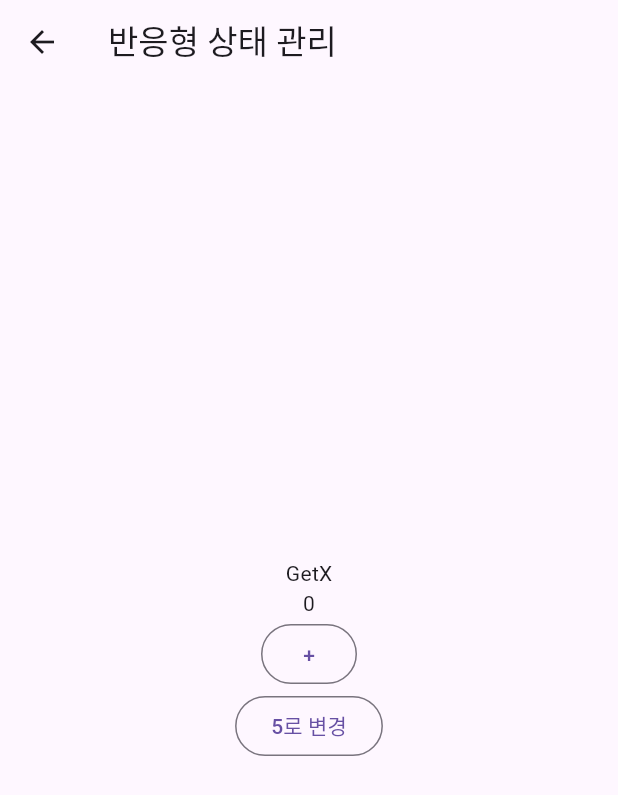
After one commit to pleasemrlostman/flutter_study, a Flutter app: the screen it shows after launch, after a tap on "반응형 상태 관리", on a phone screen of 412 x 824 dp. The commit adds this screen. Shown: the top 795 px of the screen. Run offline on Flutter 3.47's test engine with Material 3 defaults, Android fonts, the phone set to English and light mode, and no system bars; our stand-ins replace get, webview_flutter.

Commit message:
GetX 반응형 두 번째 상태관리

```diff
--- /dev/null
+++ b/lib/controller/count_controller_with_reactive.dart
@@ -0,0 +1,64 @@
+import 'package:get/get.dart';
+
+enum NUM { FIRST, SECOND }
+
+class User {
+  String name;
+  int age;
+  User({required this.name, required this.age});
+}
+
+class CountControllerWithReactive extends GetxController {
+  RxInt count = 0.obs;
+  RxDouble double = 0.0.obs;
+  RxString value = "얍".obs;
+  Rx<NUM> nums = NUM.FIRST.obs;
+  Rx<User> user = User(name: "재훈", age: 33).obs;
+  RxList<String> list = [""].obs;
+  void increase() {
+    count++;
+
+    user(User(name: "재훈", age: 32));
+    user.update((_user) {
+      _user?.name = "얍";
+    });
+
+    // list.addAll();
+    // list.add();
+    // list.addIf(user.value.name==="개발하는 남자", "okay");
+  }
+
+  void putNumber(int number) {
+    count(number);
+  }
+
+  @override
+  void onInit() {
+    // TODO: implement onInit
+    // 매번 값이 변경 될 ㅣ때 마다 호출
+    ever(
+      count,
+      (_) => print("매번 호출"),
+    );
+    once(
+      count,
+      (_) => print("한번만 호출"),
+    );
+    debounce(
+      count,
+      (_) => print("마지막 변경에 한번만 호출"),
+      time: Duration(seconds: 1),
+    );
+    interval(
+      count,
+      (_) => print("변경되는 동안 1초마다 호출"),
+    );
+    super.onInit();
+  }
+
+  @override
+  void onClose() {
+    // TODO: implement onClose
+    super.onClose();
+  }
+}
--- /dev/null
+++ b/lib/page/state/reactive_state_manage_page.dart
@@ -0,0 +1,55 @@
+import 'package:flutter/material.dart';
+import 'package:get/get.dart';
+import 'package:provider/provider.dart';
+import 'package:test_prog/controller/count_controller_with_get_x.dart';
+import 'package:test_prog/controller/count_controller_with_provider.dart';
+import 'package:test_prog/controller/count_controller_with_reactive.dart';
+import 'package:test_prog/page/state/with_get_x.dart';
+import 'package:test_prog/page/state/with_provider.dart';
+
+class ReactiveStateManagePage extends StatelessWidget {
+  const ReactiveStateManagePage({super.key});
+
+  Widget _button(String id) {
+    return OutlinedButton(
+      onPressed: () {
+        Get.find<CountControllerWithGetX>().increase(id);
+      },
+      child: Text("+"),
+    );
+  }
+
+  @override
+  Widget build(BuildContext context) {
+    Get.put(CountControllerWithReactive());
+    return Scaffold(
+      appBar: AppBar(
+        title: Text("반응형 상태 관리"),
+      ),
+      body: Center(
+        child: Column(
+          mainAxisAlignment: MainAxisAlignment.center,
+          children: [
+            Text("GetX"),
+            Obx(
+              () => Text(
+                  "${Get.find<CountControllerWithReactive>().count.value}"),
+            ),
+            OutlinedButton(
+              onPressed: () {
+                Get.find<CountControllerWithReactive>().increase();
+              },
+              child: Text("+"),
+            ),
+            OutlinedButton(
+              onPressed: () {
+                Get.find<CountControllerWithReactive>().putNumber(5);
+              },
+              child: Text("5로 변경"),
+            ),
+          ],
+        ),
+      ),
+    );
+  }
+}
--- a/lib/screen/getx/home_screen.dart
+++ b/lib/screen/getx/home_screen.dart
@@ -3,6 +3,7 @@
 import 'package:get/get.dart';
 import 'package:test_prog/page/name/name_first.dart';
 import 'package:test_prog/page/normal/first.dart';
+import 'package:test_prog/page/state/reactive_state_manage_page.dart';
 import 'package:test_prog/page/state/simple_state_manage_page.dart';
 
 class HomeScreen extends StatelessWidget {
@@ -53,6 +54,12 @@
               onPressed: () {
                 Get.to(SimpleStateManagePage());
               },
+            ),
+            OutlinedButton(
+              child: Text("반응형 상태 관리"),
+              onPressed: () {
+                Get.to(ReactiveStateManagePage());
+              },
             )
           ],
         ),
```
